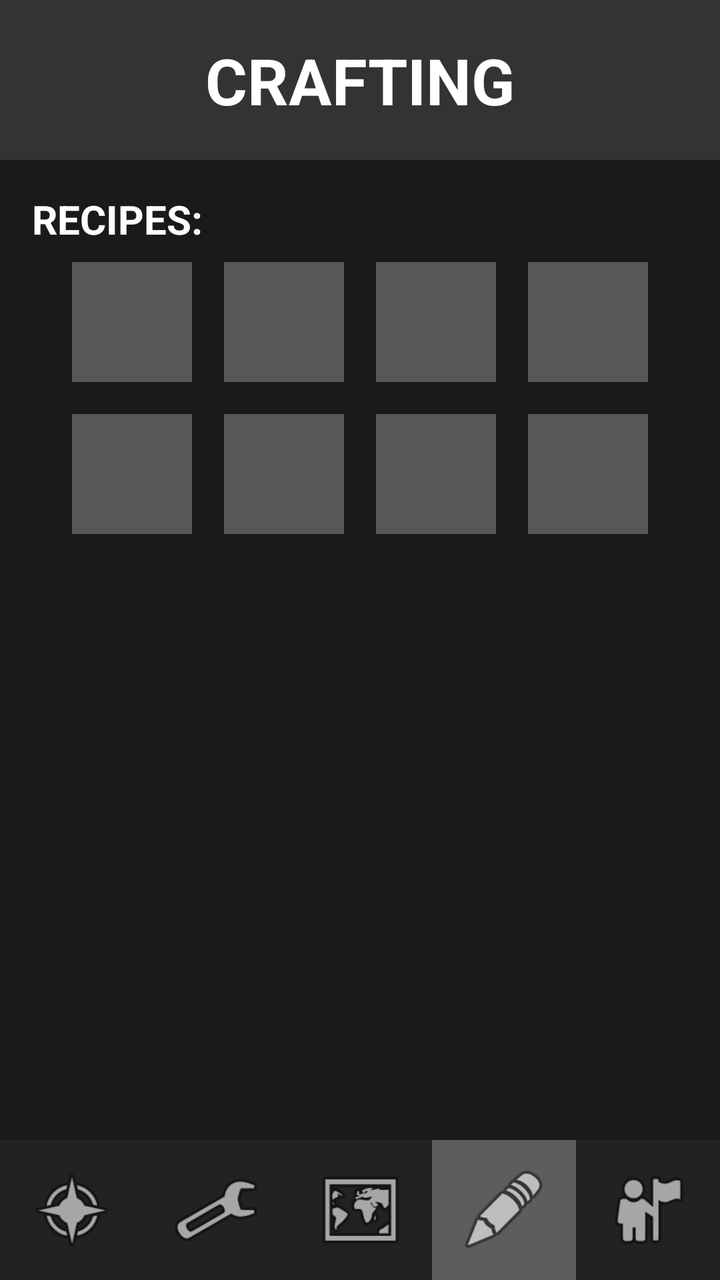
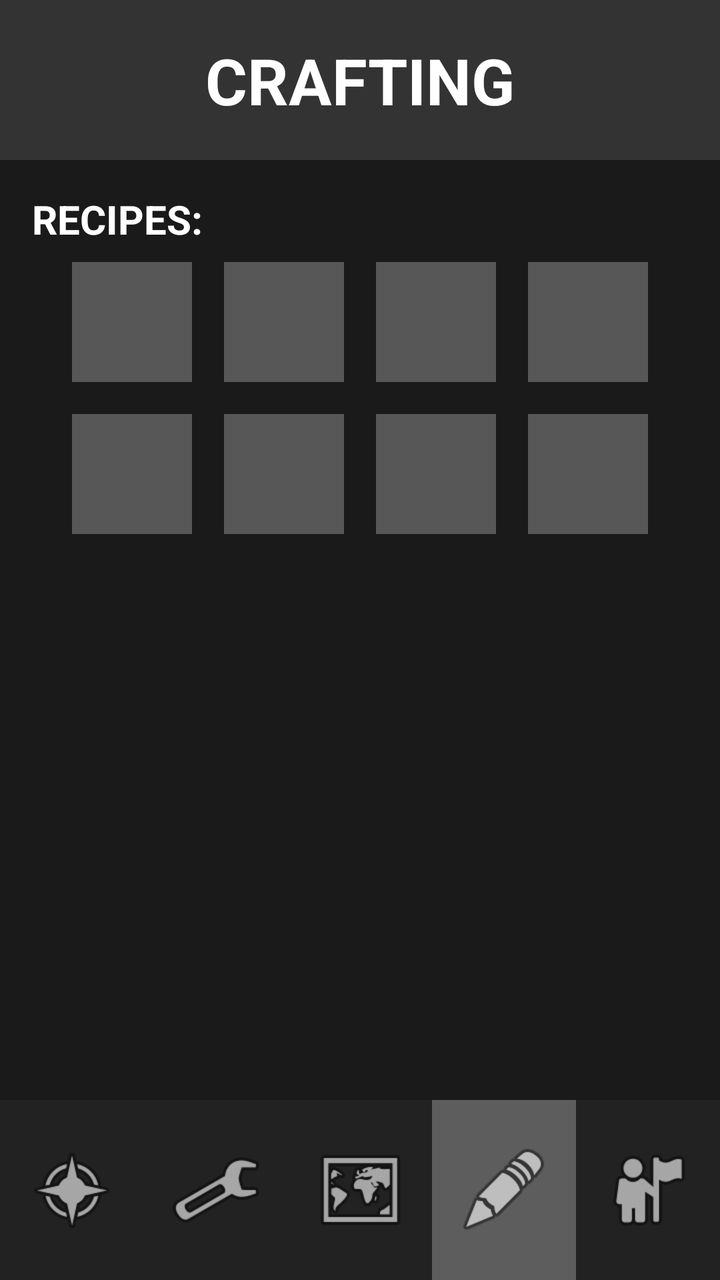

Before-and-after screenshots of an Android layout around one commit, followed by the original layout XML and the change that was made.
<!-- AndroidManifest.xml: application theme Theme.BattleScribe -->
<!-- res/layout/activity_crafting.xml -->
<?xml version="1.0" encoding="utf-8"?>
<androidx.constraintlayout.widget.ConstraintLayout xmlns:android="http://schemas.android.com/apk/res/android"
    xmlns:app="http://schemas.android.com/apk/res-auto"
    xmlns:tools="http://schemas.android.com/tools"
    android:id="@+id/main"
    android:layout_width="match_parent"
    android:layout_height="match_parent"
    android:background="#1A1A1A"
    tools:context=".CraftingActivity">

    <ImageView
        android:id="@+id/header_bg"
        android:layout_width="0dp"
        android:layout_height="80dp"
        android:background="#333333"
        app:layout_constraintEnd_toEndOf="parent"
        app:layout_constraintStart_toStartOf="parent"
        app:layout_constraintTop_toTopOf="parent" />

    <TextView
        android:id="@+id/crafting_title"
        android:layout_width="wrap_content"
        android:layout_height="wrap_content"
        android:text="CRAFTING"
        android:textColor="#FFFFFF"
        android:textSize="32sp"
        android:textStyle="bold"
        app:layout_constraintBottom_toBottomOf="@+id/header_bg"
        app:layout_constraintEnd_toEndOf="parent"
        app:layout_constraintStart_toStartOf="parent"
        app:layout_constraintTop_toTopOf="parent" />

    <TextView
        android:id="@+id/tv_available_recipes"
        android:layout_width="wrap_content"
        android:layout_height="wrap_content"
        android:layout_marginStart="16dp"
        android:layout_marginTop="16dp"
        android:text="RECIPES:"
        android:textColor="#FFFFFF"
        android:textSize="20sp"
        android:textStyle="bold"
        app:layout_constraintStart_toStartOf="parent"
        app:layout_constraintTop_toBottomOf="@+id/header_bg" />

    <GridLayout
        android:id="@+id/recipe_grid"
        android:layout_width="wrap_content"
        android:layout_height="wrap_content"
        android:columnCount="4"
        android:rowCount="2"
        app:layout_constraintEnd_toEndOf="parent"
        app:layout_constraintStart_toStartOf="parent"
        app:layout_constraintTop_toBottomOf="@+id/tv_available_recipes">

        <ImageView android:id="@+id/recipe_slot1" android:layout_width="60dp" android:layout_height="60dp" android:layout_margin="8dp" android:background="#44FFFFFF" android:padding="4dp" android:scaleType="fitCenter"/>
        <ImageView android:id="@+id/recipe_slot2" android:layout_width="60dp" android:layout_height="60dp" android:layout_margin="8dp" android:background="#44FFFFFF" android:padding="4dp" android:scaleType="fitCenter"/>
        <ImageView android:id="@+id/recipe_slot3" android:layout_width="60dp" android:layout_height="60dp" android:layout_margin="8dp" android:background="#44FFFFFF" android:padding="4dp" android:scaleType="fitCenter"/>
        <ImageView android:id="@+id/recipe_slot4" android:layout_width="60dp" android:layout_height="60dp" android:layout_margin="8dp" android:background="#44FFFFFF" android:padding="4dp" android:scaleType="fitCenter"/>
        <ImageView android:id="@+id/recipe_slot5" android:layout_width="60dp" android:layout_height="60dp" android:layout_margin="8dp" android:background="#44FFFFFF" android:padding="4dp" android:scaleType="fitCenter"/>
        <ImageView android:id="@+id/recipe_slot6" android:layout_width="60dp" android:layout_height="60dp" android:layout_margin="8dp" android:background="#44FFFFFF" android:padding="4dp" android:scaleType="fitCenter"/>
        <ImageView android:id="@+id/recipe_slot7" android:layout_width="60dp" android:layout_height="60dp" android:layout_margin="8dp" android:background="#44FFFFFF" android:padding="4dp" android:scaleType="fitCenter"/>
        <ImageView android:id="@+id/recipe_slot8" android:layout_width="60dp" android:layout_height="60dp" android:layout_margin="8dp" android:background="#44FFFFFF" android:padding="4dp" android:scaleType="fitCenter"/>
    </GridLayout>

    <androidx.constraintlayout.widget.ConstraintLayout
        android:id="@+id/crafting_panel"
        android:layout_width="0dp"
        android:layout_height="0dp"
        android:layout_margin="16dp"
        android:background="#2D2D2D"
        android:padding="16dp"
        android:visibility="invisible"
        app:layout_constraintBottom_toTopOf="@+id/linearLayout"
        app:layout_constraintEnd_toEndOf="parent"
        app:layout_constraintStart_toStartOf="parent"
        app:layout_constraintTop_toBottomOf="@+id/recipe_grid">

        <TextView
            android:id="@+id/selected_recipe_name"
            android:layout_width="wrap_content"
            android:layout_height="wrap_content"
            android:text="Item Name"
            android:textColor="#FFFFFF"
            android:textSize="22sp"
            android:textStyle="bold"
            app:layout_constraintStart_toStartOf="parent"
            app:layout_constraintTop_toTopOf="parent" />

        <TextView
            android:id="@+id/tv_requirements"
            android:layout_width="wrap_content"
            android:layout_height="wrap_content"
            android:layout_marginTop="16dp"
            android:text="Required Materials:"
            android:textColor="#BBBBBB"
            app:layout_constraintStart_toStartOf="parent"
            app:layout_constraintTop_toBottomOf="@+id/selected_recipe_name" />

        <TextView
            android:id="@+id/material_list"
            android:layout_width="0dp"
            android:layout_height="wrap_content"
            android:layout_marginTop="8dp"
            android:text="5x Iron Ore\n2x Wood"
            android:textColor="#FFFFFF"
            android:textSize="16sp"
            app:layout_constraintEnd_toEndOf="parent"
            app:layout_constraintStart_toStartOf="parent"
            app:layout_constraintTop_toBottomOf="@+id/tv_requirements" />

        <Button
            android:id="@+id/btn_craft"
            android:layout_width="wrap_content"
            android:layout_height="wrap_content"
            android:backgroundTint="#4CAF50"
            android:text="CRAFT"
            android:textColor="#FFFFFF"
            app:layout_constraintBottom_toBottomOf="parent"
            app:layout_constraintEnd_toEndOf="parent" />

    </androidx.constraintlayout.widget.ConstraintLayout>

    
    <LinearLayout
        android:id="@+id/linearLayout"
        android:layout_width="0dp"
        android:layout_height="70dp"
        android:orientation="horizontal"
        android:background="#222222"
        app:layout_constraintBottom_toBottomOf="parent"
        app:layout_constraintEnd_toEndOf="parent"
        app:layout_constraintStart_toStartOf="parent">

        <ImageView android:id="@+id/shop" android:layout_width="0dp" android:layout_height="match_parent" android:layout_weight="1" android:padding="12dp" app:srcCompat="@android:drawable/ic_menu_compass" />
        <ImageView android:id="@+id/skills" android:layout_width="0dp" android:layout_height="match_parent" android:layout_weight="1" android:padding="12dp" app:srcCompat="@android:drawable/ic_menu_manage" />
        <ImageView android:id="@+id/adventure" android:layout_width="0dp" android:layout_height="match_parent" android:layout_weight="1" android:padding="12dp" app:srcCompat="@android:drawable/ic_menu_mapmode" />
        <ImageView android:id="@+id/crafting" android:layout_width="0dp" android:layout_height="match_parent" android:layout_weight="1" android:padding="12dp" android:background="#44FFFFFF" app:srcCompat="@android:drawable/ic_menu_edit" />
        <ImageView android:id="@+id/character" android:layout_width="0dp" android:layout_height="match_parent" android:layout_weight="1" android:padding="12dp" app:srcCompat="@android:drawable/ic_menu_myplaces" />
    </LinearLayout>

</androidx.constraintlayout.widget.ConstraintLayout>
<!-- resources referenced by this layout -->
<resources>
  <style name="Theme.BattleScribe" parent="Base.Theme.BattleScribe" />
  <style name="Base.Theme.BattleScribe" parent="Theme.Material3.DayNight.NoActionBar">
          
          
      </style>
</resources>

<!-- the commit's change to res/layout/activity_crafting.xml (unified diff, before → after) -->
@@ -125,7 +125,7 @@
     <LinearLayout
         android:id="@+id/linearLayout"
         android:layout_width="0dp"
-        android:layout_height="70dp"
+        android:layout_height="90dp"
         android:orientation="horizontal"
         android:background="#222222"
         app:layout_constraintBottom_toBottomOf="parent"
